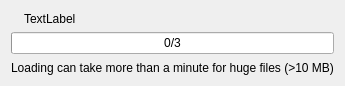
Above: src/views/ui_files/dialogs/busy_dialog.ui from JakubFranek/Kapytal before the change. Below: the same form after it.
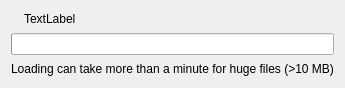
That is the form after the change.

The edit to the form file:
```diff
--- a/src/views/ui_files/dialogs/busy_dialog.ui
+++ b/src/views/ui_files/dialogs/busy_dialog.ui
@@ -10,7 +10,7 @@
     <x>0</x>
     <y>0</y>
     <width>340</width>
-    <height>86</height>
+    <height>88</height>
    </rect>
   </property>
   <property name="windowTitle">
@@ -53,7 +53,7 @@
       <bool>false</bool>
      </property>
      <property name="format">
-      <string>%v/%m</string>
+      <string/>
      </property>
     </widget>
    </item>
```
